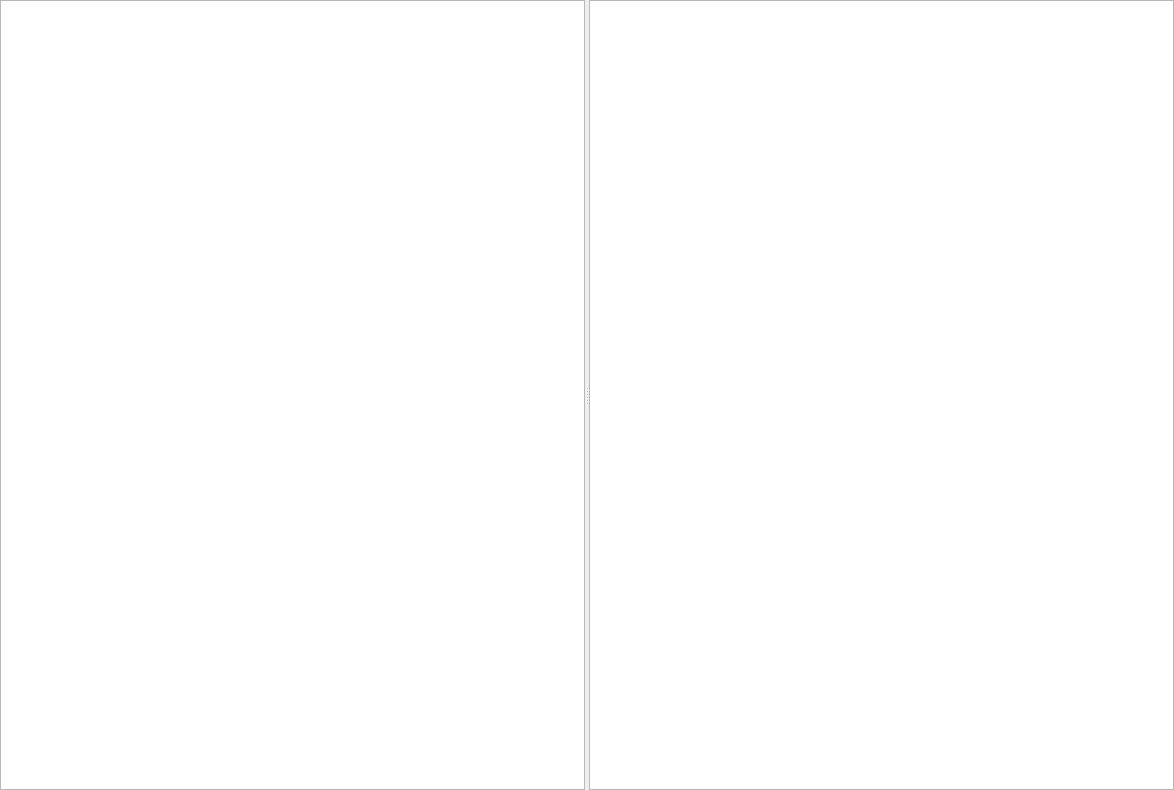
Old version of the form Sources/filemgmt/ptFileMgrWindow.ui in the repository dzz007/photivo.
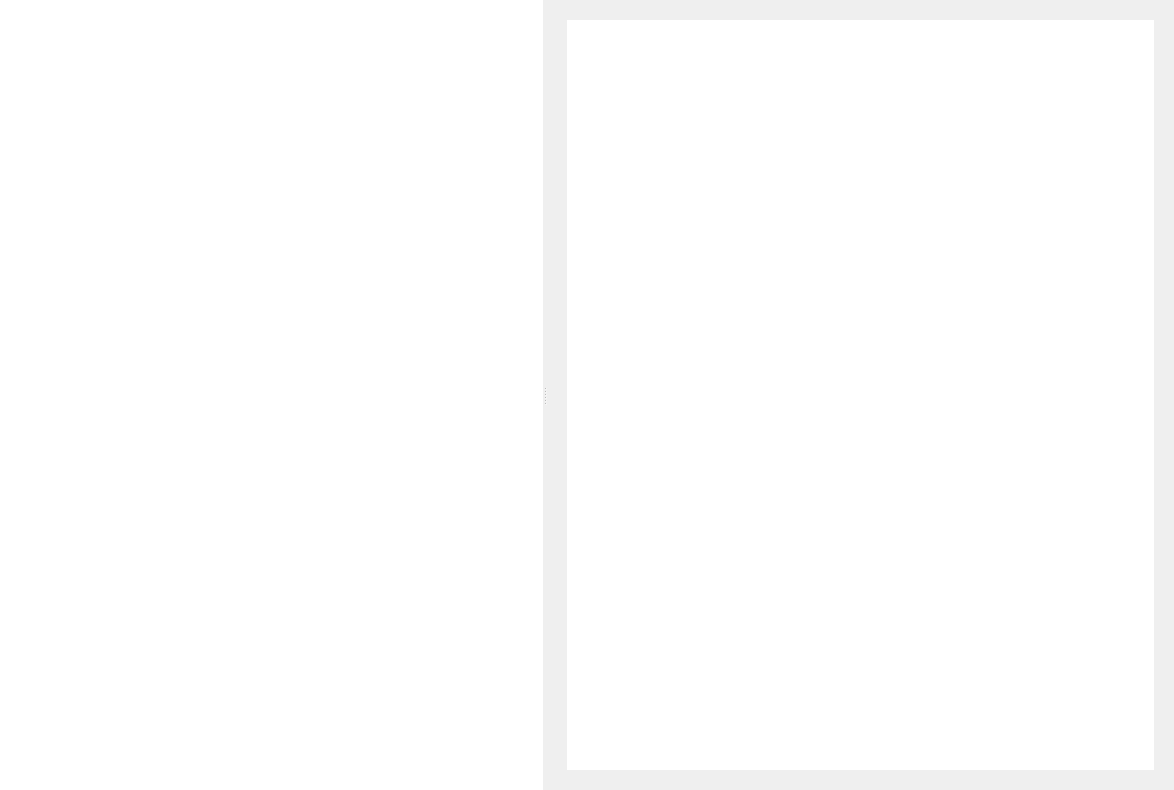
New version of the form.

Patch:
```diff
--- a/Sources/filemgmt/ptFileMgrWindow.ui
+++ b/Sources/filemgmt/ptFileMgrWindow.ui
@@ -33,22 +33,53 @@
      </property>
      <widget class="QTreeView" name="m_DirTree">
       <property name="sizePolicy">
-       <sizepolicy hsizetype="Fixed" vsizetype="Expanding">
+       <sizepolicy hsizetype="Preferred" vsizetype="Preferred">
         <horstretch>0</horstretch>
         <verstretch>0</verstretch>
        </sizepolicy>
       </property>
+      <property name="minimumSize">
+       <size>
+        <width>250</width>
+        <height>0</height>
+       </size>
+      </property>
       <property name="baseSize">
        <size>
         <width>200</width>
         <height>0</height>
        </size>
       </property>
+      <property name="frameShape">
+       <enum>QFrame::NoFrame</enum>
+      </property>
+      <property name="frameShadow">
+       <enum>QFrame::Plain</enum>
+      </property>
       <property name="headerHidden">
        <bool>true</bool>
       </property>
      </widget>
-     <widget class="QGraphicsView" name="m_FilesView"/>
+     <widget class="QWidget" name="verticalLayoutWidget">
+      <layout class="QVBoxLayout" name="verticalLayout">
+       <property name="spacing">
+        <number>20</number>
+       </property>
+       <property name="margin">
+        <number>20</number>
+       </property>
+       <item>
+        <widget class="QGraphicsView" name="m_FilesView">
+         <property name="frameShape">
+          <enum>QFrame::NoFrame</enum>
+         </property>
+         <property name="alignment">
+          <set>Qt::AlignLeading|Qt::AlignLeft|Qt::AlignTop</set>
+         </property>
+        </widget>
+       </item>
+      </layout>
+     </widget>
     </widget>
    </item>
   </layout>
```
Left out of the diff: 4 changed lines with no effect on the pictures.
